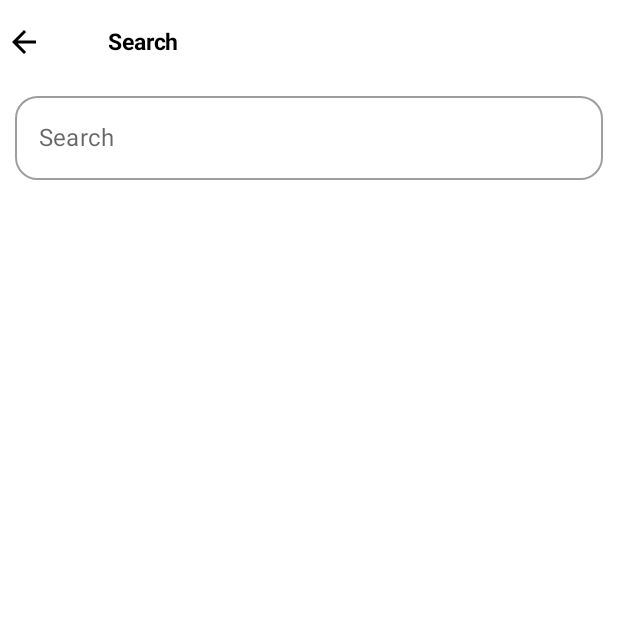
After one commit to JokevtZ/Weather-Forecast-App, an Android app built with Jetpack Compose: the SearchScreen screen opened through its navigation route, on a phone screen of 412 x 824 dp, the top half of it. The commit adds this screen. Run offline under Robolectric (Android 15) with nearby library versions, the phone set to English and light mode, and no system bars; our stand-ins replace Dagger/Hilt's generated code.

Commit message:
added search screen

```diff
--- a/app/src/main/java/nl/learningtocode/weatherforecastapp/navigation/WeatherNavigation.kt
+++ b/app/src/main/java/nl/learningtocode/weatherforecastapp/navigation/WeatherNavigation.kt
@@ -1,14 +1,19 @@
 package nl.learningtocode.weatherforecastapp.navigation
 
 import androidx.compose.runtime.Composable
+import androidx.compose.ui.ExperimentalComposeUiApi
 import androidx.hilt.navigation.compose.hiltViewModel
+import androidx.navigation.NavType
 import androidx.navigation.compose.NavHost
 import androidx.navigation.compose.composable
 import androidx.navigation.compose.rememberNavController
+import androidx.navigation.navArgument
 import nl.learningtocode.weatherforecastapp.screens.main.MainScreen
-import nl.learningtocode.weatherforecastapp.screens.SplashScreen
+import nl.learningtocode.weatherforecastapp.screens.splash.SplashScreen
 import nl.learningtocode.weatherforecastapp.screens.main.MainViewModel
+import nl.learningtocode.weatherforecastapp.screens.search.SearchScreen
 
+@ExperimentalComposeUiApi
 @Composable
 fun WeatherNavigation() {
     val navController = rememberNavController()
@@ -20,10 +25,26 @@ fun WeatherNavigation() {
             SplashScreen(navController = navController)
         }
 
-        composable(WeatherScreens.MAIN_SCREEN.name)
+        val route = WeatherScreens.MAIN_SCREEN.name
+        composable("$route/{city}",
+        arguments = listOf(
+            navArgument(name = "city")
+            {
+                type = NavType.StringType
+            }
+        ))
+        { navBack ->
+            navBack.arguments?.getString("city").let {  city ->
+            val mainViewModel = hiltViewModel<MainViewModel>()
+            MainScreen(navController = navController, mainViewModel,
+                city = city)
+            }
+
+        }
+
+        composable(WeatherScreens.SEARCH_SCREEN.name)
         {
-            val mainViewModel = hiltViewModel<MainViewModel>()
-            MainScreen(navController = navController, mainViewModel)
+            SearchScreen(navController = navController)
         }
     }
 }
--- /dev/null
+++ b/app/src/main/java/nl/learningtocode/weatherforecastapp/screens/search/SearchScreen.kt
@@ -0,0 +1,113 @@
+package nl.learningtocode.weatherforecastapp.screens.search
+
+import androidx.compose.foundation.layout.Arrangement
+import androidx.compose.foundation.layout.Column
+import androidx.compose.foundation.layout.fillMaxWidth
+import androidx.compose.foundation.layout.padding
+import androidx.compose.foundation.shape.RoundedCornerShape
+import androidx.compose.foundation.text.KeyboardActions
+import androidx.compose.foundation.text.KeyboardOptions
+import androidx.compose.material.*
+import androidx.compose.material.icons.Icons
+import androidx.compose.material.icons.filled.ArrowBack
+import androidx.compose.runtime.Composable
+import androidx.compose.runtime.MutableState
+import androidx.compose.runtime.mutableStateOf
+import androidx.compose.runtime.remember
+import androidx.compose.runtime.saveable.rememberSaveable
+import androidx.compose.ui.Alignment
+import androidx.compose.ui.ExperimentalComposeUiApi
+import androidx.compose.ui.Modifier
+import androidx.compose.ui.graphics.Color
+import androidx.compose.ui.platform.LocalSoftwareKeyboardController
+import androidx.compose.ui.text.input.ImeAction
+import androidx.compose.ui.text.input.KeyboardType
+import androidx.compose.ui.unit.dp
+import androidx.navigation.NavController
+import nl.learningtocode.weatherforecastapp.navigation.WeatherScreens
+import nl.learningtocode.weatherforecastapp.widgets.WeatherAppBar
+
+@ExperimentalComposeUiApi
+@Composable
+fun SearchScreen(navController: NavController){
+    Scaffold(topBar = {
+        WeatherAppBar(
+            title = "Search",
+            navController = navController,
+            icon = Icons.Default.ArrowBack,
+            isMainScreen = false,
+        ){
+            navController.popBackStack()
+        }
+    }) {
+        Surface() {
+            Column(
+                verticalArrangement = Arrangement.Center,
+                horizontalAlignment = Alignment.CenterHorizontally
+            ) {
+                SearchBar(modifier = Modifier.fillMaxWidth()
+                    .padding(16.dp)
+                    .align(Alignment.CenterHorizontally))
+                {   mCity ->
+                    navController.navigate(WeatherScreens.MAIN_SCREEN.name + "/$mCity")
+                }
+            }
+        }
+    }
+}
+
+@ExperimentalComposeUiApi
+@Composable
+fun SearchBar(
+    modifier: Modifier = Modifier,
+    onSearch: (String) -> Unit = {}){
+
+    val searchQueryState = rememberSaveable { mutableStateOf("") }
+    val keyboardController = LocalSoftwareKeyboardController.current
+    val valid = remember(searchQueryState.value) {
+        searchQueryState.value.trim().isNotEmpty()
+    }
+
+    Column {
+        CommonTextField(
+            valueState = searchQueryState,
+            placeholder = "Search",
+            onAction = KeyboardActions
+            {
+                // Validation on the entered text field
+                if (!valid) return@KeyboardActions
+                onSearch(searchQueryState.value.trim())
+                searchQueryState.value = ""
+                keyboardController?.hide()
+            }
+        )
+    }
+}
+
+@Composable
+fun CommonTextField(
+    valueState: MutableState<String>,
+    placeholder: String,
+    keyboardType: KeyboardType = KeyboardType.Text,
+    imeAction: ImeAction = ImeAction.Next,
+    onAction: KeyboardActions = KeyboardActions.Default) {
+
+    OutlinedTextField(
+        value = valueState.value,
+        onValueChange = {valueState.value = it},
+        label = { Text(text = placeholder)},
+        maxLines = 1,
+        singleLine = true,
+        keyboardOptions = KeyboardOptions(keyboardType = keyboardType, imeAction = imeAction),
+        keyboardActions = onAction,
+        colors = TextFieldDefaults.outlinedTextFieldColors(
+            focusedBorderColor = Color.Blue,
+            cursorColor = Color.Black
+        ),
+        shape = RoundedCornerShape(15.dp),
+        modifier = Modifier
+            .fillMaxWidth()
+            .padding(start = 10.dp, end = 10.dp)
+    )
+
+}
--- a/app/src/main/java/nl/learningtocode/weatherforecastapp/screens/splash/SplashScreen.kt
+++ b/app/src/main/java/nl/learningtocode/weatherforecastapp/screens/splash/SplashScreen.kt
@@ -1,4 +1,4 @@
-package nl.learningtocode.weatherforecastapp.screens
+package nl.learningtocode.weatherforecastapp.screens.splash
 
 import android.view.animation.OvershootInterpolator
 import androidx.compose.animation.core.tween
@@ -29,6 +29,7 @@ import nl.learningtocode.weatherforecastapp.navigation.WeatherScreens
 
 @Composable
 fun SplashScreen(navController : NavController){
+    val defaultCity = "Lisse"
 
     val scale = remember {
         androidx.compose.animation.core.Animatable(0f)
@@ -48,7 +49,7 @@ fun SplashScreen(navController : NavController){
                 }
             ))
         delay(2000L)
-        navController.navigate(WeatherScreens.MAIN_SCREEN.name)
+        navController.navigate(WeatherScreens.MAIN_SCREEN.name + "/$defaultCity")
     })
 
 
--- a/app/src/main/java/nl/learningtocode/weatherforecastapp/widgets/WeatherAppBar.kt
+++ b/app/src/main/java/nl/learningtocode/weatherforecastapp/widgets/WeatherAppBar.kt
@@ -39,7 +39,9 @@ fun WeatherAppBar(
         },
         actions = {
                   if (isMainScreen){
-                      IconButton(onClick = { /*TODO*/ })
+                      IconButton(onClick = {
+                          onAddActionClicked.invoke()
+                      })
                       {
                           Icon(imageVector = Icons.Default.Search,
                               contentDescription = "Search Icon" )
```
Also changed, not shown: app/src/main/java/nl/learningtocode/weatherforecastapp/screens/main/MainScreen.kt (+11 -2 lines).
